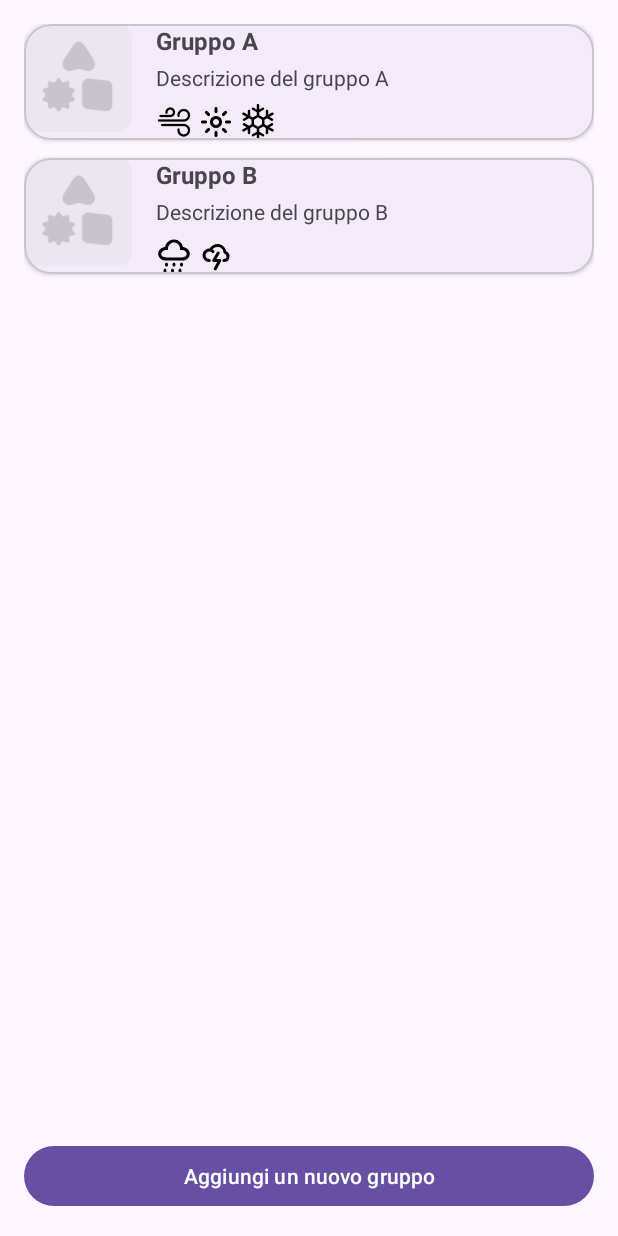
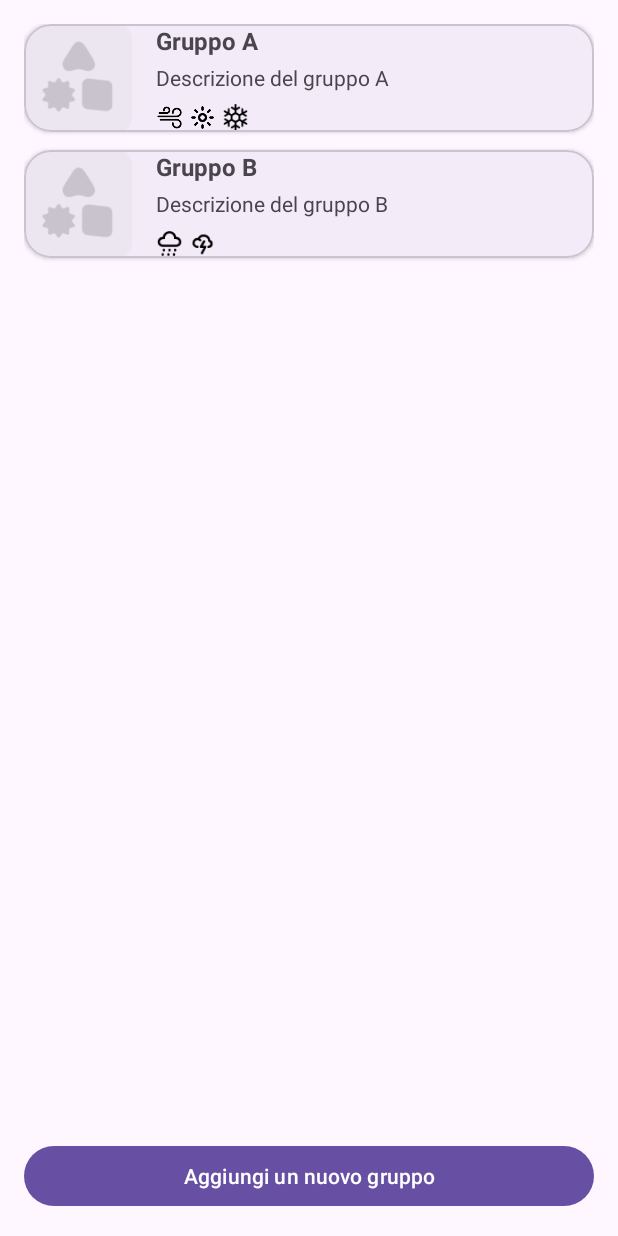
Before and after one commit to nicolaruffato/agrialert, an Android app: the fragment GroupsListFragment shown on its own in the app's theme, on a phone screen of 412 x 824 dp. Run offline under Robolectric (Android 15) with nearby library versions, the phone set to English and light mode, and no system bars.

Commit message:
feat: implement group list with click listener, adapter and navigation to ViewGroup

```diff
--- a/app/src/main/java/com/agrialert/ui/fields/FieldsListFragment.java
+++ b/app/src/main/java/com/agrialert/ui/fields/FieldsListFragment.java
@@ -66,7 +66,11 @@ public class FieldsListFragment extends Fragment {
         });
 
         // Adapter GRUPPI
-        groupsAdapter = new GroupsAdapter();
+        groupsAdapter = new GroupsAdapter(group -> {
+            NavHostFragment.findNavController(FieldsListFragment.this)
+                    .navigate(R.id.action_fieldsListFragment_to_viewGroupFragment);
+        });
+
 
         // Dati finti per test
         fieldsList = createSampleFields();
--- a/app/src/main/java/com/agrialert/ui/fields/groups/GroupUiModel.java
+++ b/app/src/main/java/com/agrialert/ui/fields/groups/GroupUiModel.java
@@ -7,10 +7,14 @@ public class GroupUiModel {
     public long id;
     public String name;
     public String description;
-    public int iconRes;         // icona grande a sinistra
-    public List<Integer> icons; // piccole iconcine meteo sotto al testo
+    public int iconRes;          // icona grande
+    public List<Integer> icons;  // icone alert associate
 
-    public GroupUiModel(long id, String name, String description, int iconRes, List<Integer> icons) {
+    public GroupUiModel(long id,
+                        String name,
+                        String description,
+                        int iconRes,
+                        List<Integer> icons) {
         this.id = id;
         this.name = name;
         this.description = description;
--- a/app/src/main/java/com/agrialert/ui/fields/groups/GroupsAdapter.java
+++ b/app/src/main/java/com/agrialert/ui/fields/groups/GroupsAdapter.java
@@ -18,7 +18,16 @@ import java.util.List;
 
 public class GroupsAdapter extends RecyclerView.Adapter<GroupsAdapter.GroupViewHolder> {
 
+    public interface OnGroupClickListener {
+        void onGroupClicked(GroupUiModel group);
+    }
+
     private final List<GroupUiModel> items = new ArrayList<>();
+    private final OnGroupClickListener listener;
+
+    public GroupsAdapter(OnGroupClickListener listener) {
+        this.listener = listener;
+    }
 
     public void submitList(List<GroupUiModel> newItems) {
         items.clear();
@@ -38,7 +47,7 @@ public class GroupsAdapter extends RecyclerView.Adapter<GroupsAdapter.GroupViewH
 
     @Override
     public void onBindViewHolder(@NonNull GroupViewHolder holder, int position) {
-        holder.bind(items.get(position));
+        holder.bind(items.get(position), listener);
     }
 
     @Override
@@ -49,48 +58,49 @@ public class GroupsAdapter extends RecyclerView.Adapter<GroupsAdapter.GroupViewH
     static class GroupViewHolder extends RecyclerView.ViewHolder {
 
         ImageView imgGroupIcon;
-        TextView txtName, txtDescription;
+        TextView txtGroupName;
+        TextView txtGroupDescription;
         LinearLayout layoutIcons;
 
         public GroupViewHolder(@NonNull View itemView) {
             super(itemView);
             imgGroupIcon = itemView.findViewById(R.id.imgGroupIcon);
-            txtName = itemView.findViewById(R.id.txtGroupName);
-            txtDescription = itemView.findViewById(R.id.txtGroupDescription);
+            txtGroupName = itemView.findViewById(R.id.txtGroupName);
+            txtGroupDescription = itemView.findViewById(R.id.txtGroupDescription);
             layoutIcons = itemView.findViewById(R.id.layoutGroupIcons);
         }
 
-        void bind(GroupUiModel item) {
+        void bind(GroupUiModel item, OnGroupClickListener listener) {
             Context ctx = itemView.getContext();
 
             imgGroupIcon.setImageResource(item.iconRes);
-            txtName.setText(item.name);
-            txtDescription.setText(item.description);
+            txtGroupName.setText(item.name);
+            txtGroupDescription.setText(item.description);
 
-            // svuota e rimette le iconcine
             layoutIcons.removeAllViews();
-
             if (item.icons != null && !item.icons.isEmpty()) {
                 for (int i = 0; i < item.icons.size(); i++) {
                     Integer iconRes = item.icons.get(i);
                     if (iconRes == null) continue;
 
                     ImageView iv = new ImageView(ctx);
-
-                    int size = dpToPx(ctx, 24);
+                    int size = dpToPx(ctx, 18);
                     LinearLayout.LayoutParams params =
                             new LinearLayout.LayoutParams(size, size);
-
                     if (i > 0) {
                         params.setMarginStart(dpToPx(ctx, 4));
                     }
-
                     iv.setLayoutParams(params);
                     iv.setImageResource(iconRes);
-
                     layoutIcons.addView(iv);
                 }
             }
+
+            itemView.setOnClickListener(v -> {
+                if (listener != null) {
+                    listener.onGroupClicked(item);
+                }
+            });
         }
 
         private int dpToPx(Context context, int dp) {
--- a/app/src/main/java/com/agrialert/ui/fields/groups/GroupsListFragment.java
+++ b/app/src/main/java/com/agrialert/ui/fields/groups/GroupsListFragment.java
@@ -8,6 +8,7 @@ import android.view.ViewGroup;
 import androidx.annotation.NonNull;
 import androidx.annotation.Nullable;
 import androidx.fragment.app.Fragment;
+import androidx.navigation.fragment.NavHostFragment;
 import androidx.recyclerview.widget.LinearLayoutManager;
 import androidx.recyclerview.widget.RecyclerView;
 
@@ -41,7 +42,9 @@ public class GroupsListFragment extends Fragment {
         btnAddGroup = view.findViewById(R.id.btnAddGroup);
 
         rvGroups.setLayoutManager(new LinearLayoutManager(requireContext()));
-        adapter = new GroupsAdapter();
+        adapter = new GroupsAdapter(group ->{
+            NavHostFragment.findNavController(GroupsListFragment.this).navigate(R.id.action_fieldsListFragment_to_viewGroupFragment);
+        });
         rvGroups.setAdapter(adapter);
 
         adapter.submitList(createSampleGroups());
```
Also changed, not shown: app/src/main/java/com/agrialert/ui/fields/groups/ViewGroupFragment.java (added, +147 -0 lines), app/src/main/res/layout/fragment_view_group.xml (added, +84 -0 lines), app/src/main/res/navigation/nav_graph.xml (+11 -0 lines).
